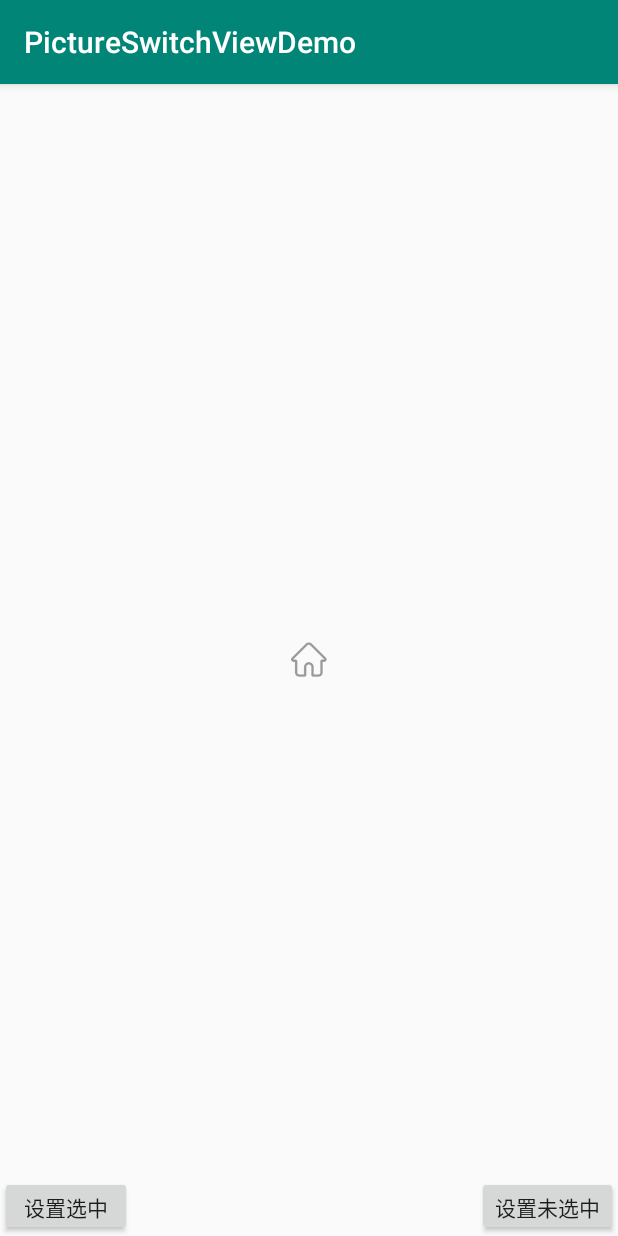
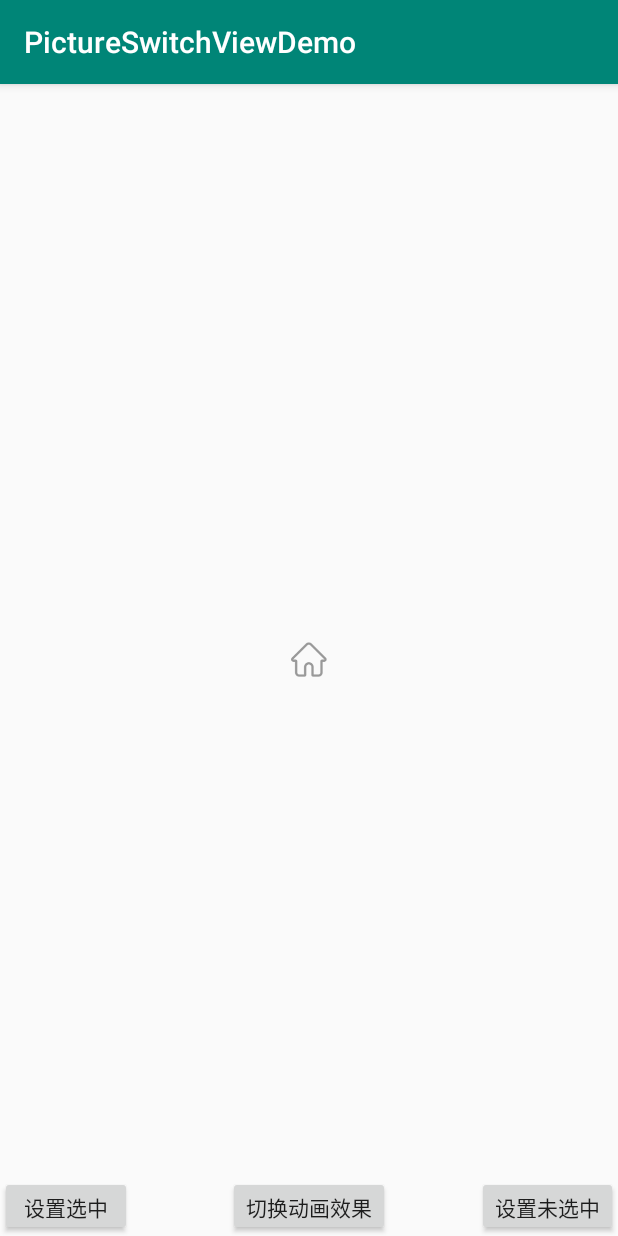
Before and after one commit to daozhan/PictureSwitchView, an Android app: the screen it shows after launch (MainActivity), after a tap on "设置未选中", on a phone screen of 412 x 824 dp. Run offline under Robolectric (Android 15) with nearby library versions, the phone set to English and light mode, and no system bars; 3 other taps on this screen came first.

Commit message:
增加新的动画效果

```diff
--- a/app/src/main/java/com/dao/pictureswitchviewdemo/MainActivity.kt
+++ b/app/src/main/java/com/dao/pictureswitchviewdemo/MainActivity.kt
@@ -20,5 +20,9 @@ class MainActivity : AppCompatActivity() {
         pictureswitchview.setOnClickListener{
             pictureswitchview.startAnimation()
         }
+
+        switch_animation_effect.setOnClickListener {
+            pictureswitchview.setAnimationStyle(if (pictureswitchview.getAnimationStyle() == 0) 1 else 0)
+        }
     }
 }
--- a/app/src/main/res/layout/activity_main.xml
+++ b/app/src/main/res/layout/activity_main.xml
@@ -11,7 +11,9 @@
             android:layout_height="wrap_content"
             android:layout_centerInParent="true"
             app:selectSrc="@mipmap/tab_home_s"
-            app:unSelectSrc="@mipmap/tab_home_n"/>
+            app:unSelectSrc="@mipmap/tab_home_n"
+            app:loadingTextAnimationTime="500"
+            app:loadingTextAnimationStyle="TOP_TO_BOTTOM"/>
 
     <Button
             android:id="@+id/select"
@@ -19,6 +21,15 @@
             android:layout_height="40dp"
             android:layout_alignParentBottom="true"
             android:text="设置选中"/>
+
+    <Button
+            android:id="@+id/switch_animation_effect"
+            android:layout_width="wrap_content"
+            android:layout_height="40dp"
+            android:layout_alignParentBottom="true"
+            android:layout_centerHorizontal="true"
+            android:text="切换动画效果"/>
+
     <Button
             android:id="@+id/un_select"
             android:layout_alignParentRight="true"
@@ -27,4 +38,5 @@
             android:layout_alignParentBottom="true"
             android:text="设置未选中"/>
 
+
 </RelativeLayout>
--- a/pictureswitchview/src/main/java/com/dao/pictureswitchview/PictureSwitchBgImage.kt
+++ b/pictureswitchview/src/main/java/com/dao/pictureswitchview/PictureSwitchBgImage.kt
@@ -7,8 +7,14 @@ import android.graphics.*
 import android.support.annotation.IdRes
 import android.util.AttributeSet
 import android.view.View
+import android.view.animation.AccelerateInterpolator
+import android.view.animation.BounceInterpolator
+import android.view.animation.OvershootInterpolator
 import android.widget.ImageView
 import com.dao.practicedraw.utils.dip2Px
+import android.view.animation.AnticipateOvershootInterpolator
+import kotlin.math.sqrt
+
 
 /**
  *
@@ -30,6 +36,10 @@ class PictureSwitchBgImage : ImageView {
     private var animationTime = 200
     // 移动的距离
     private var movingDistance = 0.01f
+    // 圆的半径
+    private var radius: Float = 0.0f
+    // 动画模式
+    private var animationStyle = 0
 
     constructor(context: Context?) : super(context)
     constructor(context: Context?, attrs: AttributeSet?) : super(context, attrs)
@@ -40,10 +50,14 @@ class PictureSwitchBgImage : ImageView {
         if (imageWidth != null && imageHeight != null) {
             path.reset()
             path.fillType = Path.FillType.INVERSE_WINDING
-            path.rLineTo(imageWidth!!, dip2Px(0f))
-            path.lineTo(imageWidth!!, movingDistance)
-            path.rLineTo(-imageWidth!!, dip2Px(0f))
-            path.close()
+            if (animationStyle == 0) {
+                path.rLineTo(imageWidth!!, dip2Px(0f))
+                path.lineTo(imageWidth!!, movingDistance)
+                path.rLineTo(-imageWidth!!, dip2Px(0f))
+                path.close()
+            } else {
+                path.addCircle(imageWidth!! / 2, imageHeight!! / 2, movingDistance, Path.Direction.CW)
+            }
             canvas?.clipPath(path)
             canvas?.drawBitmap(mUnSelectedBitmap, dip2Px(0f), dip2Px(0f), paint)
         }
@@ -60,16 +74,20 @@ class PictureSwitchBgImage : ImageView {
     fun startAnimation() {
         isSelect = !isSelect
         if (imageHeight != null) {
-            val annotation = ObjectAnimator.ofFloat(
-                if(isSelect) imageHeight!! else 0.01f,
-                if(isSelect) 0.01f else imageHeight!!
+            val animator = ObjectAnimator.ofFloat(
+                if (isSelect) if (animationStyle == 0) imageHeight!! else radius else 0.01f,
+                if (isSelect) 0.01f else if (animationStyle == 0) imageHeight!! else radius
             )
-            annotation.duration = animationTime.toLong()
-            annotation.addUpdateListener {
+//            val animator = ObjectAnimator.ofFloat(
+//                if (isSelect) radius else 0.01f,
+//                if (isSelect) 0.01f else radius
+//            )
+            animator.duration = animationTime.toLong()
+            animator.addUpdateListener {
                 movingDistance = it.animatedValue as Float
                 invalidate()
             }
-            annotation.start()
+            animator.start()
         }
     }
 
@@ -80,6 +98,7 @@ class PictureSwitchBgImage : ImageView {
         mUnSelectedBitmap = BitmapFactory.decodeResource(resources, mUnSelectBitmapSrc)
         imageWidth = mUnSelectedBitmap?.width?.toFloat()
         imageHeight = mUnSelectedBitmap?.height?.toFloat()
+        radius = sqrt((imageWidth!! / 2) * (imageWidth!! / 2) + (imageHeight!! / 2) * (imageHeight!! / 2))
         invalidate()
     }
 
@@ -91,9 +110,20 @@ class PictureSwitchBgImage : ImageView {
         invalidate()
     }
 
-    fun setIsSelect(isSelect : Boolean){
+    /**
+     * 设置是否选中
+     */
+    fun setIsSelect(isSelect: Boolean) {
         this.isSelect = isSelect
         startAnimation()
     }
 
+    /**
+     * 设置动画类型
+     */
+    fun setAnimationStyle(animationStyle: Int) {
+        this.animationStyle = animationStyle
+        startAnimation()
+    }
+
 }
--- a/pictureswitchview/src/main/java/com/dao/pictureswitchview/PictureSwitchImage.kt
+++ b/pictureswitchview/src/main/java/com/dao/pictureswitchview/PictureSwitchImage.kt
@@ -7,7 +7,14 @@ import android.graphics.*
 import android.support.annotation.IdRes
 import android.util.AttributeSet
 import android.view.View
+import android.view.animation.AccelerateInterpolator
+import android.view.animation.AnticipateOvershootInterpolator
+import android.view.animation.BounceInterpolator
+import android.view.animation.OvershootInterpolator
 import com.dao.practicedraw.utils.dip2Px
+import android.animation.AnimatorSet
+import kotlin.math.sqrt
+
 
 /**
  * 选中图片
@@ -29,6 +36,10 @@ class PictureSwitchImage : View {
     private var animationTime = 200
     // 移动的距离
     private var movingDistance = dip2Px(0f)
+    // 圆的半径
+    private var radius: Float = 0.0f
+    // 动画模式
+    private var animationStyle = 0
 
     constructor(context: Context?) : super(context)
     constructor(context: Context?, attrs: AttributeSet?) : super(context, attrs)
@@ -38,10 +49,14 @@ class PictureSwitchImage : View {
         super.onDraw(canvas)
         if (imageWidth != null && imageHeight != null) {
             path.reset()
-            path.rLineTo(imageWidth!!, dip2Px(0f))
-            path.lineTo(imageWidth!!, movingDistance)
-            path.rLineTo(-imageWidth!!, dip2Px(0f))
-            path.close()
+            if (animationStyle == 0) {
+                path.rLineTo(imageWidth!!, dip2Px(0f))
+                path.lineTo(imageWidth!!, movingDistance)
+                path.rLineTo(-imageWidth!!, dip2Px(0f))
+                path.close()
+            } else {
+                path.addCircle(imageWidth!! / 2, imageHeight!! / 2, movingDistance, Path.Direction.CW)
+            }
             canvas?.clipPath(path)
             canvas?.drawBitmap(mSelectBitmap, dip2Px(0f), dip2Px(0f), paint)
         }
@@ -56,18 +71,22 @@ class PictureSwitchImage : View {
      */
     fun startAnimation() {
         isSelect = !isSelect
-        if (imageHeight != null) {
-            val annotation = ObjectAnimator.ofFloat(
-                if(isSelect) imageHeight!! else dip2Px(0f),
-                if(isSelect) dip2Px(0f) else imageHeight!!
-
+        if (imageWidth != null && imageHeight != null) {
+            // 覆盖动画
+            val animator = ObjectAnimator.ofFloat(
+                if (isSelect) if (animationStyle == 0) imageHeight!! else radius else dip2Px(0f),
+                if (isSelect) dip2Px(0f) else if (animationStyle == 0) imageHeight!! else radius
             )
-            annotation.duration = animationTime.toLong()
-            annotation.addUpdateListener {
+//            val animator = ObjectAnimator.ofFloat(
+//                if(isSelect) radius else dip2Px(0f),
+//                if(isSelect) dip2Px(0f) else radius
+//            )
+            animator.duration = animationTime.toLong()
+            animator.addUpdateListener {
                 movingDistance = it.animatedValue as Float
                 invalidate()
             }
-            annotation.start()
+            animator.start()
         }
     }
 
@@ -78,6 +97,7 @@ class PictureSwitchImage : View {
         mSelectBitmap = BitmapFactory.decodeResource(resources, selectBitmapSrc)
         imageWidth = mSelectBitmap?.width?.toFloat()
         imageHeight = mSelectBitmap?.height?.toFloat()
+        radius = sqrt((imageWidth!! / 2) * (imageWidth!! / 2) + (imageHeight!! / 2) * (imageHeight!! / 2))
         invalidate()
     }
 
@@ -89,13 +109,24 @@ class PictureSwitchImage : View {
         invalidate()
     }
 
-    fun setIsSelect(isSelect : Boolean){
+    /**
+     * 设置选中
+     */
+    fun setIsSelect(isSelect: Boolean) {
         this.isSelect = isSelect
         startAnimation()
     }
 
-    fun getIsSelect() : Boolean{
+    fun getIsSelect(): Boolean {
         return isSelect
     }
 
+    fun setAnimationStyle(animationStyle: Int) {
+        this.animationStyle = animationStyle
+        startAnimation()
+    }
+
+    fun getAnimationStyle() : Int{
+        return animationStyle
+    }
 }
--- a/pictureswitchview/src/main/java/com/dao/pictureswitchview/PictureSwitchView.kt
+++ b/pictureswitchview/src/main/java/com/dao/pictureswitchview/PictureSwitchView.kt
@@ -15,6 +15,7 @@ import kotlin.math.max
  * @date :2020/4/28 15:55
  */
 class PictureSwitchView : FrameLayout {
+
     private val pictureSwitchImage = PictureSwitchImage(context)
     private val pictureSwitchBgImage = PictureSwitchBgImage(context)
 
@@ -26,6 +27,8 @@ class PictureSwitchView : FrameLayout {
         val unSelectSrc = custom?.getResourceId(R.styleable.PictureSwitchView_unSelectSrc, R.drawable.tab_home_n)
         // 动画时间
         val animationTime = custom?.getInteger(R.styleable.PictureSwitchView_loadingTextAnimationTime, 200)
+        // 动画类型
+        val animationStyle = custom?.getInteger(R.styleable.PictureSwitchView_loadingTextAnimationStyle, 0)
         if (selectSrc != null) {
             pictureSwitchImage.setSelectBitmapSrc(selectSrc)
         }
@@ -35,6 +38,10 @@ class PictureSwitchView : FrameLayout {
         if (animationTime != null) {
             pictureSwitchImage.setLoadingAnimationTime(animationTime)
             pictureSwitchBgImage.setLoadingAnimationTime(animationTime)
+        }
+        if (animationStyle != null){
+            pictureSwitchImage.setAnimationStyle(animationStyle)
+            pictureSwitchBgImage.setAnimationStyle(animationStyle)
         }
     }
 
@@ -56,14 +63,14 @@ class PictureSwitchView : FrameLayout {
         pictureSwitchBgImage.startAnimation()
     }
 
-    fun setSelect(isSelect : Boolean){
-        if (isSelect == pictureSwitchImage.getIsSelect()){
+    fun setSelect(isSelect: Boolean) {
+        if (isSelect == pictureSwitchImage.getIsSelect()) {
             pictureSwitchImage.setIsSelect(isSelect)
             pictureSwitchBgImage.setIsSelect(isSelect)
         }
     }
 
-    fun getSelect() : Boolean{
+    fun getSelect(): Boolean {
         return pictureSwitchImage.getIsSelect()
     }
 
@@ -83,4 +90,18 @@ class PictureSwitchView : FrameLayout {
         pictureSwitchBgImage.setUnSelectBitmapSrc(mUnSelectBitmapSrc)
     }
 
+    /**
+     * 设置动画效果
+     */
+    fun setAnimationStyle(animationStyle: Int) {
+        pictureSwitchImage.setAnimationStyle(animationStyle)
+        pictureSwitchBgImage.setAnimationStyle(animationStyle)
+    }
+
+    /**
+     * 获取当前效果
+     */
+    fun getAnimationStyle() : Int{
+        return pictureSwitchImage.getAnimationStyle()
+    }
 }
--- a/pictureswitchview/src/main/res/values/attrs.xml
+++ b/pictureswitchview/src/main/res/values/attrs.xml
@@ -7,5 +7,10 @@
         <attr name="unSelectSrc" format="reference"/>
         <!--动画时间-->
         <attr name="loadingTextAnimationTime" format="integer"/>
+        <!--动画类型-->
+        <attr name="loadingTextAnimationStyle">
+            <enum name="TOP_TO_BOTTOM" value="0"/>
+            <enum name="CIRCLE" value="1"/>
+        </attr>
     </declare-styleable>
 </resources>
```
Also changed, not shown: 3 other files.
